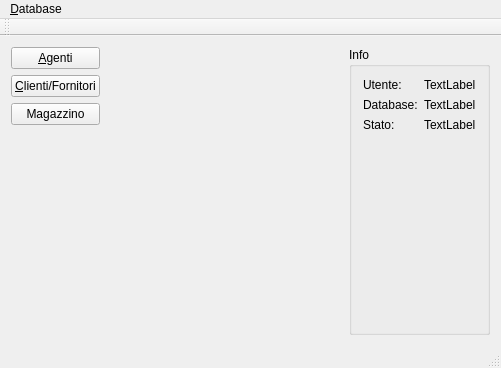
Before: the Qt Designer form mainwindow.ui in kvsd/Gestionale, drawn with Qt 5.
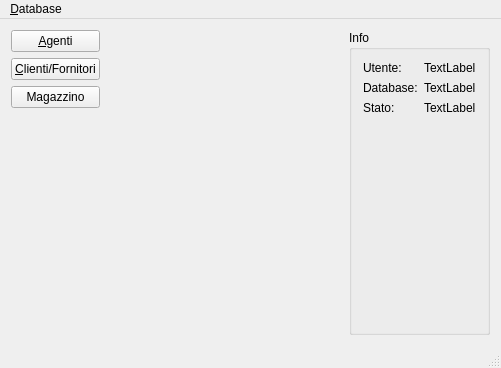
After: the same form once the commit is applied.

Commit message:
Rimossa la toolbar in MainWindow
Al momento non è prevista nessuna toolbar

The edit to the form file:
```diff
--- a/mainwindow.ui
+++ b/mainwindow.ui
@@ -162,14 +162,6 @@
    </widget>
    <addaction name="menuDatabase"/>
   </widget>
-  <widget class="QToolBar" name="mainToolBar">
-   <attribute name="toolBarArea">
-    <enum>TopToolBarArea</enum>
-   </attribute>
-   <attribute name="toolBarBreak">
-    <bool>false</bool>
-   </attribute>
-  </widget>
   <widget class="QStatusBar" name="statusBar"/>
   <action name="actionLogin">
    <property name="text">
```
